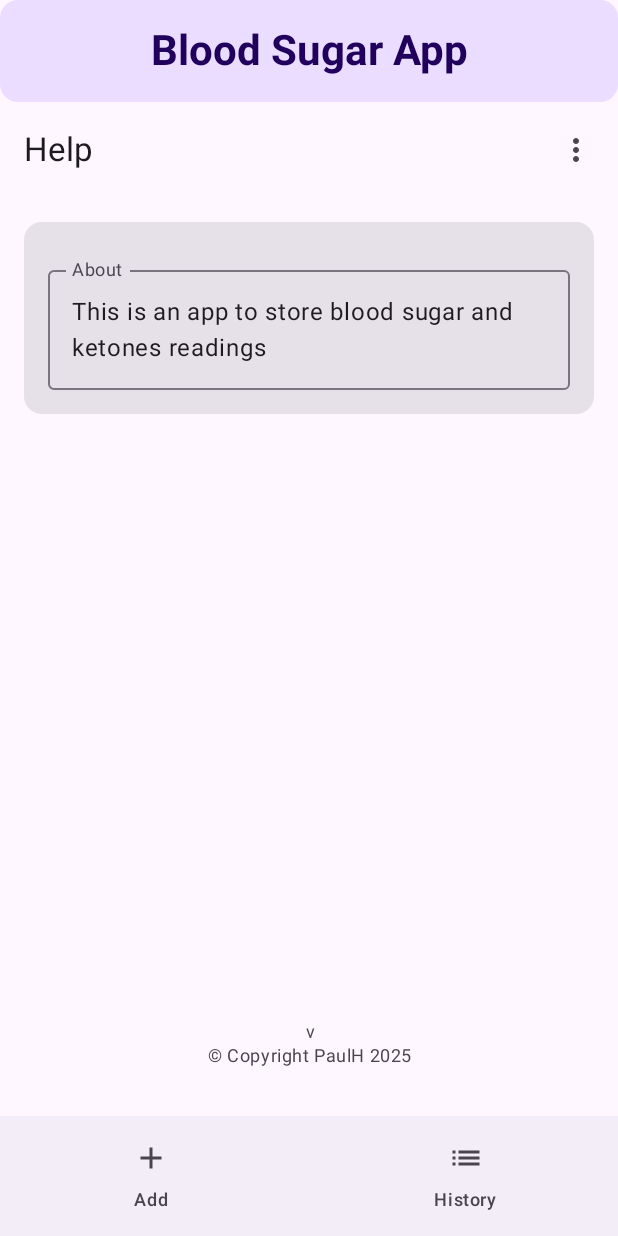
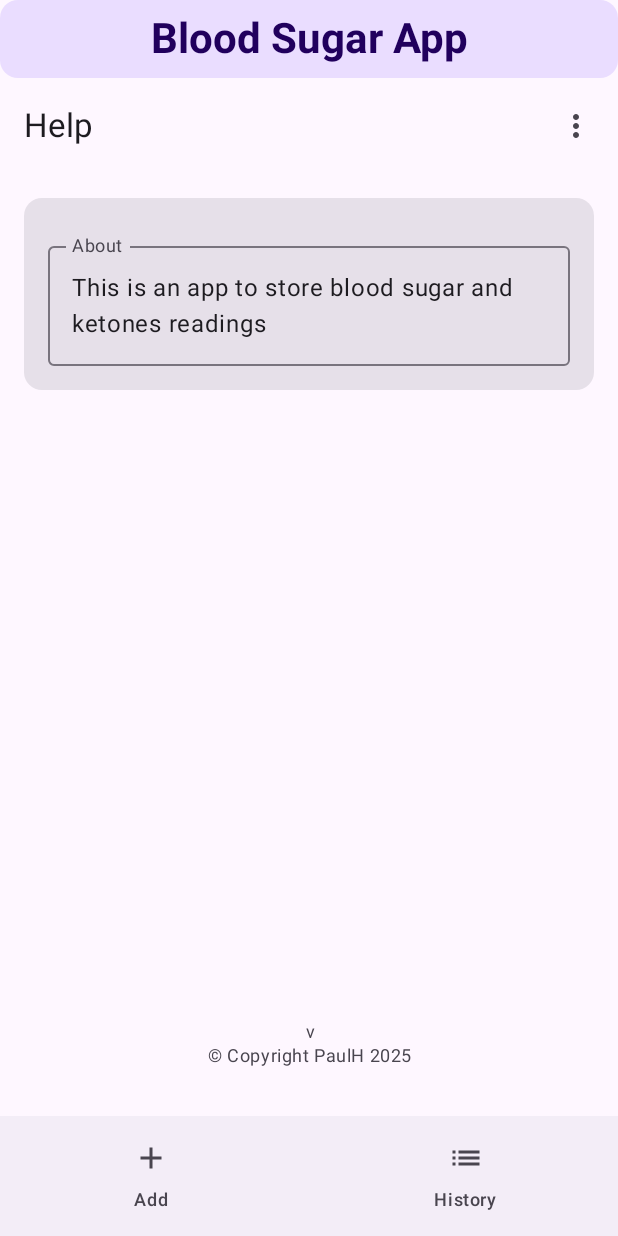
Before and after one commit to paulharvey2012/BloodSugarApp, an Android app built with Jetpack Compose: the HelpScreen screen opened through its navigation route, on a phone screen of 412 x 824 dp. Run offline under Robolectric (Android 15) with nearby library versions, the phone set to English and light mode, and no system bars; our stand-ins replace Room's generated code.

Commit message:
feat: adjust padding and spacing in AddReadingScreen and AppHeader for improved layout

```diff
--- a/app/src/main/java/com/bloodsugar/app/ui/AddReadingScreen.kt
+++ b/app/src/main/java/com/bloodsugar/app/ui/AddReadingScreen.kt
@@ -2,7 +2,6 @@ package com.bloodsugar.app.ui
 
 import androidx.compose.foundation.layout.*
 import androidx.compose.foundation.lazy.LazyColumn
-import androidx.compose.foundation.lazy.LazyListState
 import androidx.compose.foundation.lazy.rememberLazyListState
 import androidx.compose.foundation.text.KeyboardOptions
 import androidx.compose.foundation.text.KeyboardActions
@@ -179,7 +178,7 @@ fun AddReadingScreen(viewModel: ReadingViewModel, navController: NavController)
         modifier = Modifier
             .fillMaxSize()
             .padding(16.dp),
-        verticalArrangement = Arrangement.spacedBy(16.dp)
+        verticalArrangement = Arrangement.spacedBy(10.dp)
     ) {
         item {
             // Reading Type Selection
@@ -187,7 +186,7 @@ fun AddReadingScreen(viewModel: ReadingViewModel, navController: NavController)
                 modifier = Modifier.fillMaxWidth()
             ) {
                 Column(
-                    modifier = Modifier.padding(16.dp)
+                    modifier = Modifier.padding(10.dp)
                 ) {
                     Text(
                         text = "Reading Type",
@@ -239,13 +238,13 @@ fun AddReadingScreen(viewModel: ReadingViewModel, navController: NavController)
                 modifier = Modifier.fillMaxWidth()
             ) {
                 Column(
-                    modifier = Modifier.padding(16.dp)
+                    modifier = Modifier.padding(10.dp)
                 ) {
                     Text(
                         text = "Value",
                         style = MaterialTheme.typography.titleMedium
                     )
-                    Spacer(modifier = Modifier.height(8.dp))
+                    Spacer(modifier = Modifier.height(6.dp))
                     Row(
                         verticalAlignment = Alignment.CenterVertically,
                         horizontalArrangement = Arrangement.spacedBy(8.dp)
@@ -279,7 +278,7 @@ fun AddReadingScreen(viewModel: ReadingViewModel, navController: NavController)
                 modifier = Modifier.fillMaxWidth()
             ) {
                 Column(
-                    modifier = Modifier.padding(16.dp)
+                    modifier = Modifier.padding(10.dp)
                 ) {
                     Text(
                         text = "Date & Time",
@@ -323,7 +322,7 @@ fun AddReadingScreen(viewModel: ReadingViewModel, navController: NavController)
                 modifier = Modifier.fillMaxWidth()
             ) {
                 Column(
-                    modifier = Modifier.padding(16.dp)
+                    modifier = Modifier.padding(10.dp)
                 ) {
                     Text(
                         text = "Notes",
--- a/app/src/main/java/com/bloodsugar/app/ui/components/AppHeader.kt
+++ b/app/src/main/java/com/bloodsugar/app/ui/components/AppHeader.kt
@@ -22,7 +22,7 @@ fun AppHeader(modifier: Modifier = Modifier) {
         Box(
             modifier = Modifier
                 .fillMaxWidth()
-                .padding(16.dp),
+                .padding(8.dp),
             contentAlignment = Alignment.Center
         ) {
             Text(
```
Also changed, not shown: 1 other file.
